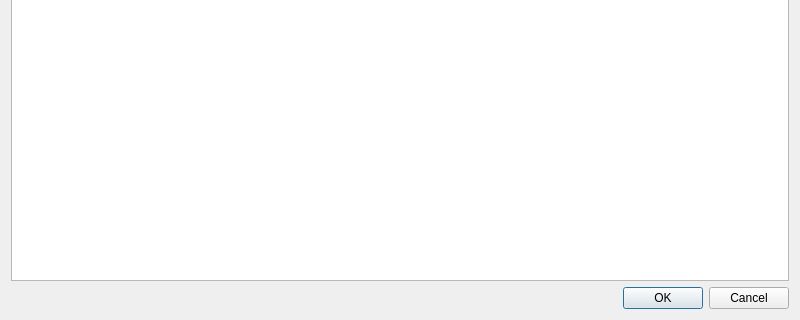
This is MainWindow.ui in rugewit/puzzle as Qt 5 draws it before an edit; both pictures show x 0 to 800 and y 280 to 600 of the 800 by 600 pixel window. The edited form follows.
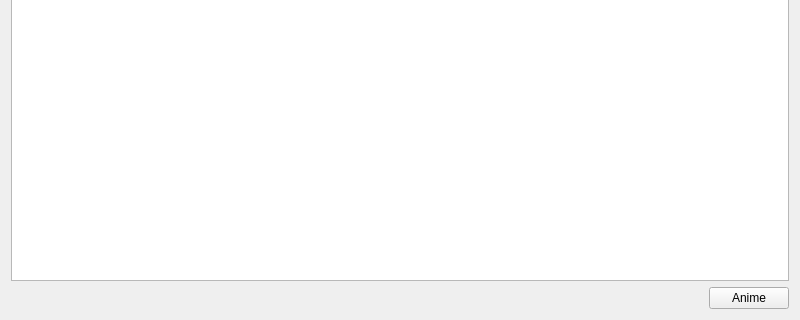
This is the edited form.

Commit message: добавлена кнопка для запуска анимации

Diff of the .ui file:
```diff
--- a/MainWindow.ui
+++ b/MainWindow.ui
@@ -30,11 +30,28 @@
     <widget class="QGraphicsView" name="graphicsView"/>
    </item>
    <item>
-    <widget class="QDialogButtonBox" name="buttonBox">
-     <property name="standardButtons">
-      <set>QDialogButtonBox::Cancel|QDialogButtonBox::Ok</set>
-     </property>
-    </widget>
+    <layout class="QHBoxLayout" name="horizontalLayout">
+     <item>
+      <spacer name="horizontalSpacer">
+       <property name="orientation">
+        <enum>Qt::Horizontal</enum>
+       </property>
+       <property name="sizeHint" stdset="0">
+        <size>
+         <width>40</width>
+         <height>20</height>
+        </size>
+       </property>
+      </spacer>
+     </item>
+     <item>
+      <widget class="QPushButton" name="Anime_btn">
+       <property name="text">
+        <string>Anime</string>
+       </property>
+      </widget>
+     </item>
+    </layout>
    </item>
   </layout>
  </widget>
```
Left out of the diff: 22 changed lines with no effect on the pictures.
